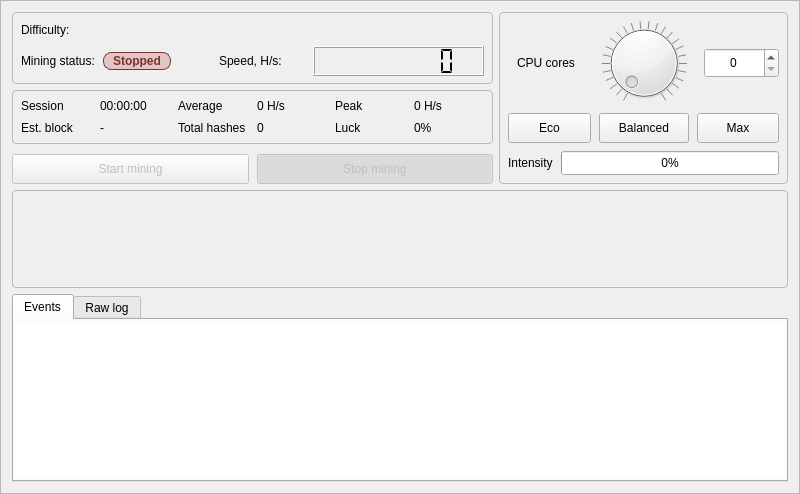
This is src/gui/ui/miningframe.ui in discretecoin/discrete-wallet as Qt 5 draws it before an edit. The edited form follows.
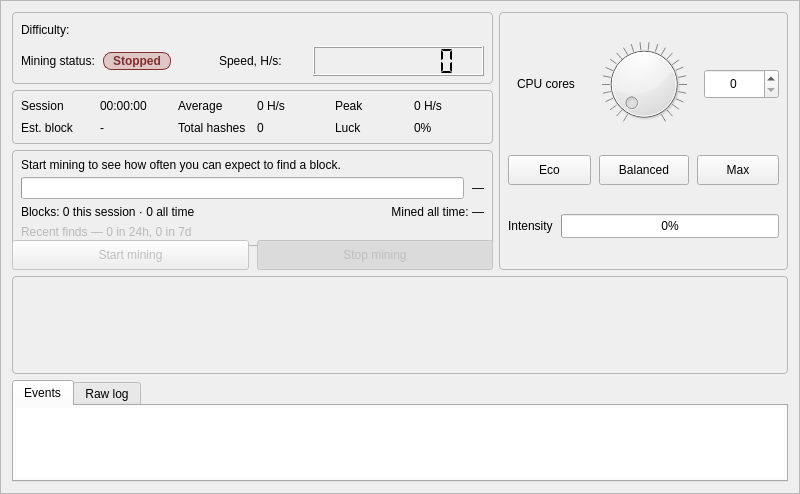
This is the edited form. Custom widgets are drawn as their Qt base class.

Commit message: Show solo mining forward progress

The edit to the form file:
```diff
--- a/src/gui/ui/miningframe.ui
+++ b/src/gui/ui/miningframe.ui
@@ -387,6 +387,137 @@
           </layout>
          </widget>
         </item>
+        <item>
+         <widget class="QFrame" name="m_forecastFrame">
+          <property name="sizePolicy">
+           <sizepolicy hsizetype="Preferred" vsizetype="Preferred">
+            <horstretch>0</horstretch>
+            <verstretch>0</verstretch>
+           </sizepolicy>
+          </property>
+          <property name="minimumSize">
+           <size>
+            <width>0</width>
+            <height>96</height>
+           </size>
+          </property>
+          <property name="styleSheet">
+           <string notr="true">QFrame#m_forecastFrame {
+  border: 1px solid palette(mid);
+  border-radius: 4px;
+}</string>
+          </property>
+          <layout class="QVBoxLayout" name="m_forecastLayout">
+           <property name="spacing">
+            <number>5</number>
+           </property>
+           <property name="leftMargin">
+            <number>8</number>
+           </property>
+           <property name="topMargin">
+            <number>6</number>
+           </property>
+           <property name="rightMargin">
+            <number>8</number>
+           </property>
+           <property name="bottomMargin">
+            <number>6</number>
+           </property>
+           <item>
+            <widget class="QLabel" name="m_expectationLabel">
+             <property name="text">
+              <string notr="true">Start mining to see how often you can expect to find a block.</string>
+             </property>
+             <property name="wordWrap">
+              <bool>true</bool>
+             </property>
+            </widget>
+           </item>
+           <item>
+            <layout class="QHBoxLayout" name="m_blockProgressRow">
+             <property name="spacing">
+              <number>8</number>
+             </property>
+             <item>
+              <widget class="QProgressBar" name="m_blockProgressBar">
+               <property name="sizePolicy">
+                <sizepolicy hsizetype="Expanding" vsizetype="Fixed">
+                 <horstretch>1</horstretch>
+                 <verstretch>0</verstretch>
+                </sizepolicy>
+               </property>
+               <property name="minimumSize">
+                <size>
+                 <width>0</width>
+                 <height>18</height>
+                </size>
+               </property>
+               <property name="toolTip">
+                <string notr="true"/>
+               </property>
+               <property name="maximum">
+                <number>1000</number>
+               </property>
+               <property name="value">
+                <number>0</number>
+               </property>
+               <property name="textVisible">
+                <bool>false</bool>
+               </property>
+              </widget>
+             </item>
+             <item>
+              <widget class="QLabel" name="m_blockProgressCaption">
+               <property name="text">
+                <string notr="true">—</string>
+               </property>
+              </widget>
+             </item>
+            </layout>
+           </item>
+           <item>
+            <layout class="QHBoxLayout" name="m_blocksSummaryRow">
+             <property name="spacing">
+              <number>8</number>
+             </property>
+             <item>
+              <widget class="QLabel" name="m_blocksSummaryLabel">
+               <property name="sizePolicy">
+                <sizepolicy hsizetype="Expanding" vsizetype="Preferred">
+                 <horstretch>1</horstretch>
+                 <verstretch>0</verstretch>
+                </sizepolicy>
+               </property>
+               <property name="text">
+                <string notr="true">Blocks: 0 this session · 0 all time</string>
+               </property>
+              </widget>
+             </item>
+             <item>
+              <widget class="QLabel" name="m_rewardSummaryLabel">
+               <property name="text">
+                <string notr="true">Mined all time: —</string>
+               </property>
+               <property name="alignment">
+                <set>Qt::AlignmentFlag::AlignRight|Qt::AlignmentFlag::AlignVCenter</set>
+               </property>
+              </widget>
+             </item>
+            </layout>
+           </item>
+           <item>
+            <widget class="QLabel" name="m_recentBlocksLabel">
+             <property name="text">
+              <string notr="true">Recent finds — 0 in 24h, 0 in 7d</string>
+             </property>
+             <property name="styleSheet">
+              <string notr="true">QLabel#m_recentBlocksLabel { color: palette(mid); }</string>
+             </property>
+            </widget>
+           </item>
+          </layout>
+         </widget>
+        </item>
         <item>
          <layout class="QHBoxLayout" name="m_miningButtonsLayout">
           <property name="spacing">
```
The commit also changes 2 other files.
